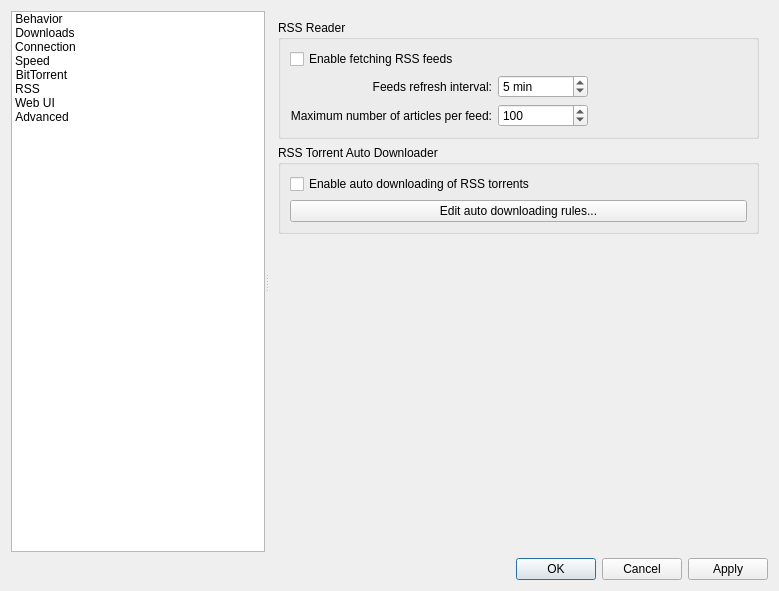
Above: src/gui/optionsdlg.ui from SysAdminDoc/qBittorrent-Vanced before the change. Below: the same form after it.
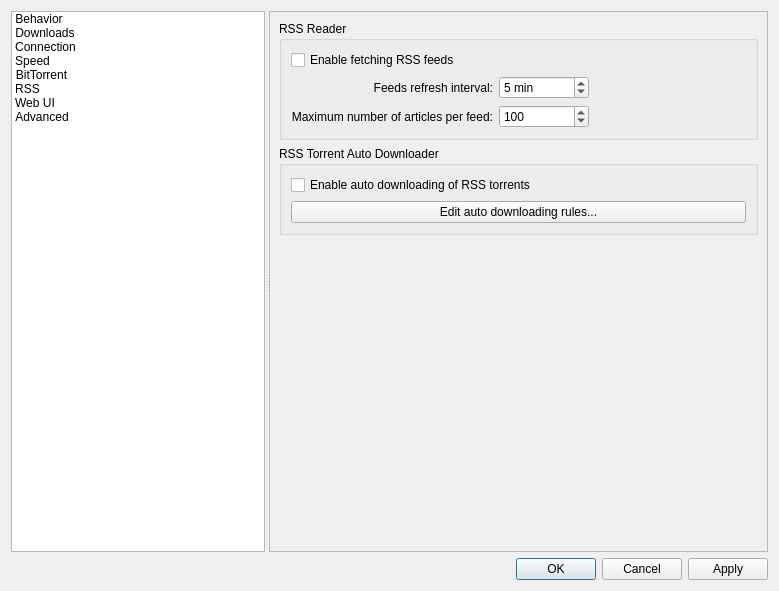
That is the form after the change. The open tabs and pages were chosen to show the change. Icons and pictures are not drawn. Custom widgets are drawn as their Qt base class.

Commit message: Unify preference window borders across the tabs

The edit to the form file:
```diff
--- a/src/gui/optionsdlg.ui
+++ b/src/gui/optionsdlg.ui
@@ -2552,6 +2552,33 @@
       </widget>
       <widget class="QWidget" name="tabRSSPage">
        <layout class="QVBoxLayout" name="verticalLayout_25">
+        <property name="leftMargin">
+         <number>0</number>
+        </property>
+        <property name="topMargin">
+         <number>0</number>
+        </property>
+        <property name="rightMargin">
+         <number>0</number>
+        </property>
+        <property name="bottomMargin">
+         <number>0</number>
+        </property>
+        <item>
+         <widget class="QScrollArea" name="scrollArea_5">
+          <property name="widgetResizable">
+           <bool>true</bool>
+          </property>
+          <widget class="QWidget" name="scrollAreaWidgetContents_5">
+           <property name="geometry">
+            <rect>
+             <x>0</x>
+             <y>0</y>
+             <width>516</width>
+             <height>525</height>
+            </rect>
+           </property>
+           <layout class="QVBoxLayout" name="verticalLayout_27">
         <item>
          <widget class="QGroupBox" name="groupRSSReader">
           <property name="title">
@@ -2662,10 +2689,14 @@
           <property name="sizeHint" stdset="0">
            <size>
             <width>20</width>
-            <height>40</height>
+                <height>267</height>
            </size>
           </property>
          </spacer>
+            </item>
+           </layout>
+          </widget>
+         </widget>
         </item>
        </layout>
       </widget>
```
Left out of the diff: 44 changed lines with no effect on the pictures. Lines whose indentation alone changed are shown as unchanged.
